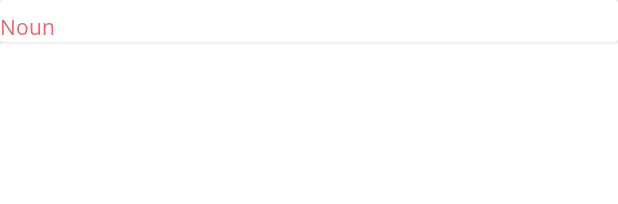
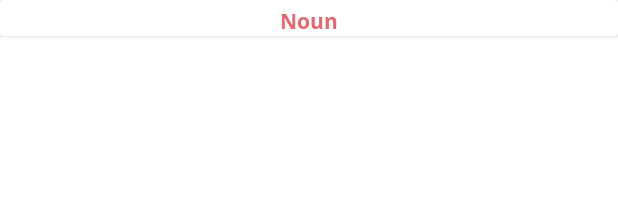
Before and after one commit to diyahanggraeny/Addict, an Android app: the layout meaning_items.xml on its own in the app's theme, with its tools: preview values and no code run, on a phone screen of 412 x 824 dp. Shown: the top 204 px of the screen. Run offline under Robolectric (Android 15) with nearby library versions, the light colour scheme and no system bars.

Commit message:
4th commit

```diff
--- a/app/src/main/res/layout/activity_definition.xml
+++ b/app/src/main/res/layout/activity_definition.xml
@@ -98,7 +98,7 @@
                 android:layout_width="wrap_content"
                 android:layout_height="wrap_content"
                 android:layout_marginStart="24dp"
-                android:layout_marginTop="16dp"
+                android:layout_marginTop="10dp"
                 android:fontFamily="@font/open_sans"
                 android:text="Meaning"
                 android:textColor="@color/black"
--- a/app/src/main/res/layout/meaning_items.xml
+++ b/app/src/main/res/layout/meaning_items.xml
@@ -10,11 +10,12 @@
 
         <TextView
             android:id="@+id/partofspeech_label"
-            android:layout_width="wrap_content"
+            android:layout_width="match_parent"
             android:layout_height="wrap_content"
-            android:layout_marginTop="8dp"
-            android:fontFamily="@font/open_sans"
+            android:layout_marginTop="4dp"
+            android:fontFamily="@font/open_sans_bold"
             android:text="Noun"
+            android:textAlignment="center"
             android:textColor="@color/red_400"
             android:textSize="14sp"
             app:layout_constraintStart_toStartOf="parent"
```
Also changed, not shown: app/src/main/java/com/diyahanggraeny/addict/Adapters/DefinitionAdapter.kt (added, +42 -0 lines), app/src/main/java/com/diyahanggraeny/addict/DefinitionActivity.kt (+7 -3 lines), app/src/main/res/layout/definitions_item.xml (+17 -12 lines).
